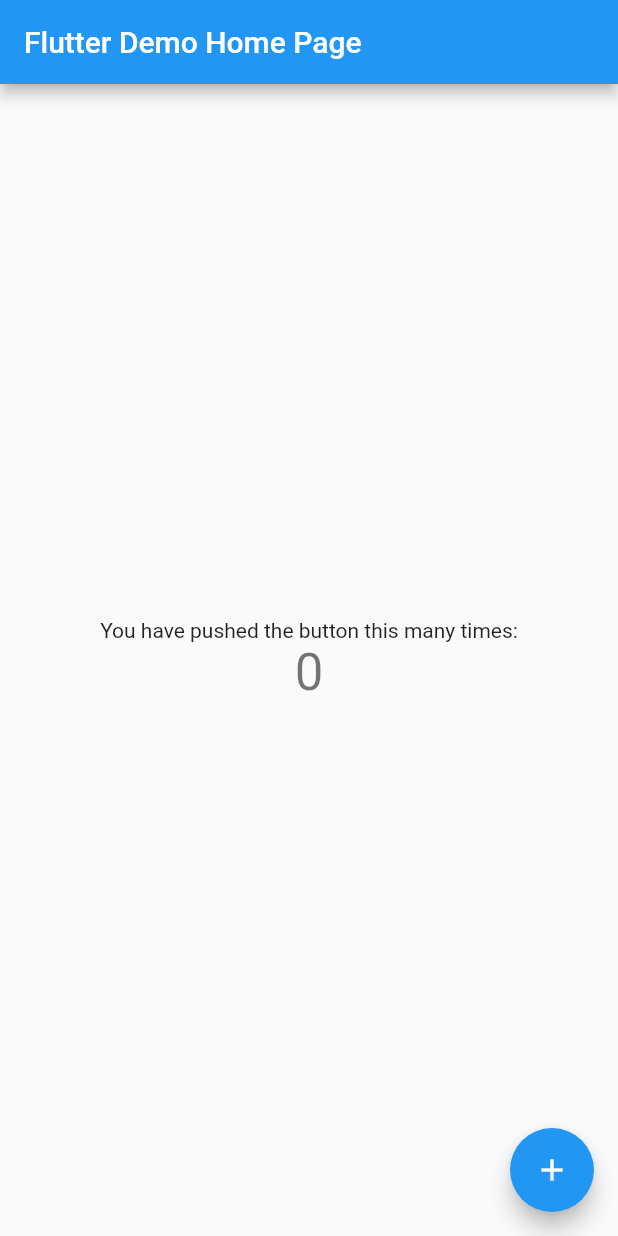
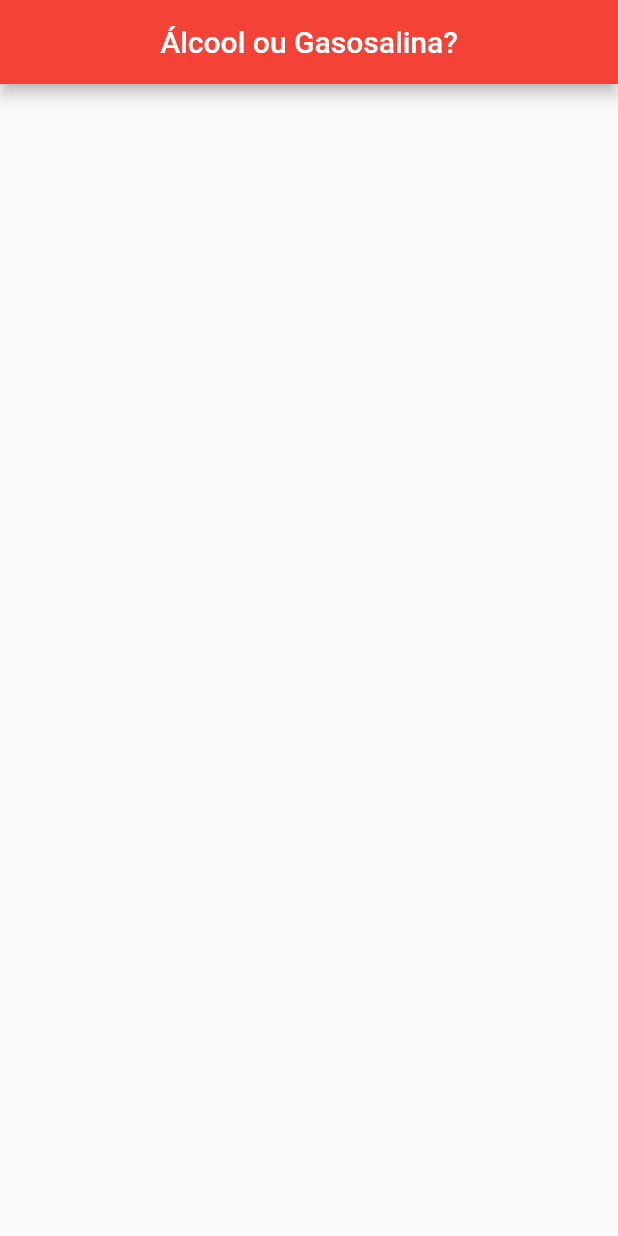
Before and after one commit to Leandrors91/2021-2_terca_manha, a Flutter app: the screen it shows after launch, on a phone screen of 412 x 824 dp. Run offline on Flutter 3.47's test engine with Material 2 defaults, Android fonts, the phone set to English and light mode, and no system bars.

Commit message:
Projeto alcool. ou gasoina

```diff
--- a/alcool_gasolina/lib/main.dart
+++ b/alcool_gasolina/lib/main.dart
@@ -1,115 +1,31 @@
 import 'package:flutter/material.dart';
 
 void main() {
-  runApp(const MyApp());
+  runApp(
+    const MaterialApp(
+      home: Home(),
+      debugShowCheckedModeBanner: false,
+    )
+  );
 }
 
-class MyApp extends StatelessWidget {
-  const MyApp({Key? key}) : super(key: key);
 
-  // This widget is the root of your application.
+class Home extends StatefulWidget {
+  const Home({Key? key}) : super(key: key);
+
+  @override
+  _HomeState createState() => _HomeState();
+}
+
+class _HomeState extends State<Home> {
   @override
   Widget build(BuildContext context) {
-    return MaterialApp(
-      title: 'Flutter Demo',
-      theme: ThemeData(
-        // This is the theme of your application.
-        //
-        // Try running your application with "flutter run". You'll see the
-        // application has a blue toolbar. Then, without quitting the app, try
-        // changing the primarySwatch below to Colors.green and then invoke
-        // "hot reload" (press "r" in the console where you ran "flutter run",
-        // or simply save your changes to "hot reload" in a Flutter IDE).
-        // Notice that the counter didn't reset back to zero; the application
-        // is not restarted.
-        primarySwatch: Colors.blue,
+    return Scaffold(
+      appBar: AppBar(
+          title: const Text("Álcool ou Gasosalina?"),
+        centerTitle: true,
+        backgroundColor: Colors.red,
       ),
-      home: const MyHomePage(title: 'Flutter Demo Home Page'),
     );
   }
 }
-
-class MyHomePage extends StatefulWidget {
-  const MyHomePage({Key? key, required this.title}) : super(key: key);
-
-  // This widget is the home page of your application. It is stateful, meaning
-  // that it has a State object (defined below) that contains fields that affect
-  // how it looks.
-
-  // This class is the configuration for the state. It holds the values (in this
-  // case the title) provided by the parent (in this case the App widget) and
-  // used by the build method of the State. Fields in a Widget subclass are
-  // always marked "final".
-
-  final String title;
-
-  @override
-  State<MyHomePage> createState() => _MyHomePageState();
-}
-
-class _MyHomePageState extends State<MyHomePage> {
-  int _counter = 0;
-
-  void _incrementCounter() {
-    setState(() {
-      // This call to setState tells the Flutter framework that something has
-      // changed in this State, which causes it to rerun the build method below
-      // so that the display can reflect the updated values. If we changed
-      // _counter without calling setState(), then the build method would not be
-      // called again, and so nothing would appear to happen.
-      _counter++;
-    });
-  }
-
-  @override
-  Widget build(BuildContext context) {
-    // This method is rerun every time setState is called, for instance as done
-    // by the _incrementCounter method above.
-    //
-    // The Flutter framework has been optimized to make rerunning build methods
-    // fast, so that you can just rebuild anything that needs updating rather
-    // than having to individually change instances of widgets.
-    return Scaffold(
-      appBar: AppBar(
-        // Here we take the value from the MyHomePage object that was created by
-        // the App.build method, and use it to set our appbar title.
-        title: Text(widget.title),
-      ),
-      body: Center(
-        // Center is a layout widget. It takes a single child and positions it
-        // in the middle of the parent.
-        child: Column(
-          // Column is also a layout widget. It takes a list of children and
-          // arranges them vertically. By default, it sizes itself to fit its
-          // children horizontally, and tries to be as tall as its parent.
-          //
-          // Invoke "debug painting" (press "p" in the console, choose the
-          // "Toggle Debug Paint" action from the Flutter Inspector in Android
-          // Studio, or the "Toggle Debug Paint" command in Visual Studio Code)
-          // to see the wireframe for each widget.
-          //
-          // Column has various properties to control how it sizes itself and
-          // how it positions its children. Here we use mainAxisAlignment to
-          // center the children vertically; the main axis here is the vertical
-          // axis because Columns are vertical (the cross axis would be
-          // horizontal).
-          mainAxisAlignment: MainAxisAlignment.center,
-          children: <Widget>[
-            const Text(
-              'You have pushed the button this many times:',
-            ),
-            Text(
-              '$_counter',
-              style: Theme.of(context).textTheme.headline4,
-            ),
-          ],
-        ),
-      ),
-      floatingActionButton: FloatingActionButton(
-        onPressed: _incrementCounter,
-        tooltip: 'Increment',
-        child: const Icon(Icons.add),
-      ), // This trailing comma makes auto-formatting nicer for build methods.
-    );
-  }
-}
```
Also changed, not shown: 1 other file.
